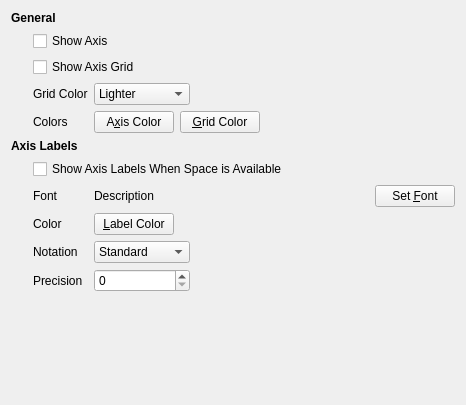
Qt form Qt/Components/Resources/UI/pqChartOptionsWidget.ui (Kitware/ParaView) before a commit.
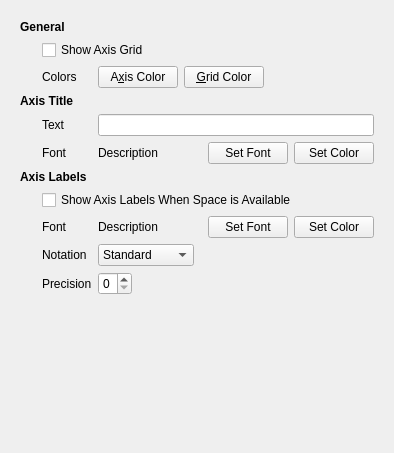
The same form after that commit. The open tabs and pages were chosen to show the change. Custom widgets are drawn as their Qt base class.

Commit message:
BUG #13784. Cleaning up xy-chart settings dialog.
- Removing "Show Axis". The charts manage the visbility of axis automatically
  works better.
- Cleaning up the settings dialog a little: merged the "Title" page into the
  Axis' settings page.

```diff
--- a/Qt/Components/Resources/UI/pqChartOptionsWidget.ui
+++ b/Qt/Components/Resources/UI/pqChartOptionsWidget.ui
@@ -6,8 +6,8 @@
    <rect>
     <x>0</x>
     <y>0</y>
-    <width>466</width>
-    <height>405</height>
+    <width>394</width>
+    <height>453</height>
    </rect>
   </property>
   <property name="windowTitle">
@@ -384,70 +384,12 @@
       </layout>
      </widget>
      <widget class="QWidget" name="Axis">
-      <layout class="QGridLayout">
-       <property name="margin">
-        <number>0</number>
-       </property>
-       <property name="spacing">
-        <number>6</number>
-       </property>
-       <item row="10" column="3">
+      <layout class="QGridLayout" name="gridLayout_4" columnstretch="0,0,1,0">
+       <item row="1" column="0">
         <spacer>
          <property name="orientation">
           <enum>Qt::Horizontal</enum>
          </property>
-         <property name="sizeHint" stdset="0">
-          <size>
-           <width>0</width>
-           <height>20</height>
-          </size>
-         </property>
-        </spacer>
-       </item>
-       <item row="9" column="3">
-        <spacer>
-         <property name="orientation">
-          <enum>Qt::Horizontal</enum>
-         </property>
-         <property name="sizeHint" stdset="0">
-          <size>
-           <width>0</width>
-           <height>20</height>
-          </size>
-         </property>
-        </spacer>
-       </item>
-       <item row="3" column="3">
-        <spacer>
-         <property name="orientation">
-          <enum>Qt::Horizontal</enum>
-         </property>
-         <property name="sizeHint" stdset="0">
-          <size>
-           <width>0</width>
-           <height>20</height>
-          </size>
-         </property>
-        </spacer>
-       </item>
-       <item row="11" column="0" colspan="4">
-        <spacer>
-         <property name="orientation">
-          <enum>Qt::Vertical</enum>
-         </property>
-         <property name="sizeHint" stdset="0">
-          <size>
-           <width>20</width>
-           <height>0</height>
-          </size>
-         </property>
-        </spacer>
-       </item>
-       <item row="6" column="0" rowspan="5">
-        <spacer>
-         <property name="orientation">
-          <enum>Qt::Horizontal</enum>
-         </property>
          <property name="sizeType">
           <enum>QSizePolicy::Fixed</enum>
          </property>
@@ -459,176 +401,192 @@
          </property>
         </spacer>
        </item>
-       <item row="1" column="0" rowspan="4">
-        <spacer>
-         <property name="orientation">
-          <enum>Qt::Horizontal</enum>
+       <item row="3" column="0" colspan="4">
+        <widget class="QLabel" name="label_34">
+         <property name="font">
+          <font>
+           <weight>75</weight>
+           <bold>true</bold>
+          </font>
          </property>
-         <property name="sizeType">
-          <enum>QSizePolicy::Fixed</enum>
-         </property>
-         <property name="sizeHint" stdset="0">
-          <size>
-           <width>16</width>
-           <height>20</height>
-          </size>
-         </property>
-        </spacer>
-       </item>
-       <item row="9" column="2">
-        <widget class="QComboBox" name="LabelNotation">
-         <item>
-          <property name="text">
-           <string>Standard</string>
-          </property>
-         </item>
-         <item>
-          <property name="text">
-           <string>Exponential</string>
-          </property>
-         </item>
-         <item>
-          <property name="text">
-           <string>Engineering</string>
-          </property>
-         </item>
-         <item>
-          <property name="text">
-           <string>Mixed</string>
-          </property>
-         </item>
-        </widget>
-       </item>
-       <item row="10" column="2">
-        <widget class="QSpinBox" name="LabelPrecision">
-         <property name="maximum">
-          <number>6</number>
-         </property>
-        </widget>
-       </item>
-       <item row="10" column="1">
-        <widget class="QLabel" name="label_24">
          <property name="text">
-          <string>Precision</string>
+          <string>Axis Title</string>
          </property>
         </widget>
        </item>
-       <item row="9" column="1">
-        <widget class="QLabel" name="label_23">
+       <item row="4" column="1">
+        <widget class="QLabel" name="label_36">
          <property name="text">
-          <string>Notation</string>
+          <string>Text</string>
          </property>
         </widget>
        </item>
-       <item row="8" column="2" colspan="2">
-        <layout class="QHBoxLayout">
-         <property name="spacing">
-          <number>0</number>
-         </property>
-         <property name="margin">
-          <number>0</number>
-         </property>
-         <item>
-          <widget class="pqColorChooserButton" name="LabelColor">
-           <property name="text">
-            <string>&amp;Label Color</string>
-           </property>
-          </widget>
-         </item>
-         <item>
-          <spacer>
-           <property name="orientation">
-            <enum>Qt::Horizontal</enum>
-           </property>
-           <property name="sizeHint" stdset="0">
-            <size>
-             <width>0</width>
-             <height>20</height>
-            </size>
-           </property>
-          </spacer>
-         </item>
-        </layout>
-       </item>
        <item row="8" column="1">
-        <widget class="QLabel" name="label_22">
-         <property name="text">
-          <string>Color</string>
-         </property>
-        </widget>
-       </item>
-       <item row="7" column="1">
         <widget class="QLabel" name="label_21">
          <property name="text">
           <string>Font</string>
          </property>
         </widget>
        </item>
-       <item row="6" column="1" colspan="3">
+       <item row="5" column="2" colspan="2">
+        <layout class="QHBoxLayout" name="horizontalLayout_5">
+         <item>
+          <widget class="QLabel" name="AxisTitleFont">
+           <property name="sizePolicy">
+            <sizepolicy hsizetype="Expanding" vsizetype="Preferred">
+             <horstretch>0</horstretch>
+             <verstretch>0</verstretch>
+            </sizepolicy>
+           </property>
+           <property name="text">
+            <string>Description</string>
+           </property>
+          </widget>
+         </item>
+         <item>
+          <widget class="QPushButton" name="AxisTitleFontButton">
+           <property name="text">
+            <string>Set Font</string>
+           </property>
+          </widget>
+         </item>
+         <item>
+          <widget class="pqColorChooserButton" name="AxisTitleColor">
+           <property name="text">
+            <string>Set Color</string>
+           </property>
+          </widget>
+         </item>
+        </layout>
+       </item>
+       <item row="9" column="2" colspan="2">
+        <layout class="QHBoxLayout" name="horizontalLayout_7">
+         <item>
+          <widget class="QComboBox" name="LabelNotation">
+           <item>
+            <property name="text">
+             <string>Standard</string>
+            </property>
+           </item>
+           <item>
+            <property name="text">
+             <string>Exponential</string>
+            </property>
+           </item>
+           <item>
+            <property name="text">
+             <string>Engineering</string>
+            </property>
+           </item>
+           <item>
+            <property name="text">
+             <string>Mixed</string>
+            </property>
+           </item>
+          </widget>
+         </item>
+         <item>
+          <spacer>
+           <property name="orientation">
+            <enum>Qt::Horizontal</enum>
+           </property>
+           <property name="sizeHint" stdset="0">
+            <size>
+             <width>131</width>
+             <height>17</height>
+            </size>
+           </property>
+          </spacer>
+         </item>
+        </layout>
+       </item>
+       <item row="7" column="0">
+        <spacer>
+         <property name="orientation">
+          <enum>Qt::Horizontal</enum>
+         </property>
+         <property name="sizeType">
+          <enum>QSizePolicy::Fixed</enum>
+         </property>
+         <property name="sizeHint" stdset="0">
+          <size>
+           <width>16</width>
+           <height>20</height>
+          </size>
+         </property>
+        </spacer>
+       </item>
+       <item row="6" column="0" colspan="4">
+        <widget class="QLabel" name="label_20">
+         <property name="font">
+          <font>
+           <weight>75</weight>
+           <bold>true</bold>
+          </font>
+         </property>
+         <property name="text">
+          <string>Axis Labels</string>
+         </property>
+        </widget>
+       </item>
+       <item row="7" column="1" colspan="3">
         <widget class="QCheckBox" name="ShowAxisLabels">
          <property name="text">
           <string>Show Axis Labels When Space is Available</string>
          </property>
         </widget>
        </item>
-       <item row="7" column="2" colspan="2">
-        <layout class="QHBoxLayout">
-         <property name="spacing">
-          <number>6</number>
-         </property>
-         <property name="margin">
-          <number>0</number>
-         </property>
-         <item>
-          <widget class="QLabel" name="AxisLabelFont">
-           <property name="sizePolicy">
-            <sizepolicy hsizetype="Expanding" vsizetype="Preferred">
-             <horstretch>0</horstretch>
-             <verstretch>0</verstretch>
-            </sizepolicy>
-           </property>
-           <property name="text">
-            <string>Description</string>
-           </property>
-          </widget>
-         </item>
-         <item>
-          <widget class="QPushButton" name="AxisLabelFontButton">
-           <property name="text">
-            <string>Set &amp;Font</string>
-           </property>
-          </widget>
-         </item>
-        </layout>
-       </item>
-       <item row="5" column="0" colspan="4">
-        <widget class="QLabel" name="label_20">
-         <property name="font">
-          <font>
-           <weight>75</weight>
-           <bold>true</bold>
-          </font>
-         </property>
+       <item row="5" column="1">
+        <widget class="QLabel" name="label_35">
          <property name="text">
-          <string>Axis Labels</string>
+          <string>Font</string>
          </property>
         </widget>
        </item>
-       <item row="1" column="1" colspan="3">
-        <widget class="QCheckBox" name="ShowAxis">
-         <property name="text">
-          <string>Show Axis</string>
-         </property>
-        </widget>
-       </item>
-       <item row="4" column="1">
+       <item row="2" column="1">
         <widget class="QLabel" name="label_19">
          <property name="text">
           <string>Colors</string>
          </property>
         </widget>
        </item>
-       <item row="4" column="2" colspan="2">
+       <item row="4" column="0">
+        <spacer name="spacer">
+         <property name="orientation">
+          <enum>Qt::Horizontal</enum>
+         </property>
+         <property name="sizeType">
+          <enum>QSizePolicy::Fixed</enum>
+         </property>
+         <property name="sizeHint" stdset="0">
+          <size>
+           <width>16</width>
+           <height>20</height>
+          </size>
+         </property>
+        </spacer>
+       </item>
+       <item row="0" column="0" colspan="4">
+        <widget class="QLabel" name="AxisGeneralLabel">
+         <property name="font">
+          <font>
+           <weight>75</weight>
+           <bold>true</bold>
+          </font>
+         </property>
+         <property name="text">
+          <string>General</string>
+         </property>
+        </widget>
+       </item>
+       <item row="9" column="1">
+        <widget class="QLabel" name="label_23">
+         <property name="text">
+          <string>Notation</string>
+         </property>
+        </widget>
+       </item>
+       <item row="8" column="2" colspan="2">
         <layout class="QHBoxLayout">
          <property name="spacing">
           <number>6</number>
@@ -636,6 +594,37 @@
          <property name="margin">
           <number>0</number>
          </property>
+         <item>
+          <widget class="QLabel" name="AxisLabelFont">
+           <property name="sizePolicy">
+            <sizepolicy hsizetype="Expanding" vsizetype="Preferred">
+             <horstretch>0</horstretch>
+             <verstretch>0</verstretch>
+            </sizepolicy>
+           </property>
+           <property name="text">
+            <string>Description</string>
+           </property>
+          </widget>
+         </item>
+         <item>
+          <widget class="QPushButton" name="AxisLabelFontButton">
+           <property name="text">
+            <string>Set Font</string>
+           </property>
+          </widget>
+         </item>
+         <item>
+          <widget class="pqColorChooserButton" name="LabelColor">
+           <property name="text">
+            <string>Set Color</string>
+           </property>
+          </widget>
+         </item>
+        </layout>
+       </item>
+       <item row="2" column="2" colspan="2">
+        <layout class="QHBoxLayout" name="horizontalLayout_6">
          <item>
           <widget class="pqColorChooserButton" name="AxisColor">
            <property name="text">
@@ -657,7 +646,7 @@
            </property>
            <property name="sizeHint" stdset="0">
             <size>
-             <width>0</width>
+             <width>13</width>
              <height>20</height>
             </size>
            </property>
@@ -665,46 +654,59 @@
          </item>
         </layout>
        </item>
-       <item row="3" column="1">
-        <widget class="QLabel" name="label_18">
+       <item row="10" column="2" colspan="2">
+        <layout class="QHBoxLayout" name="horizontalLayout_8">
+         <item>
+          <widget class="QSpinBox" name="LabelPrecision">
+           <property name="maximum">
+            <number>6</number>
+           </property>
+          </widget>
+         </item>
+         <item>
+          <spacer>
+           <property name="orientation">
+            <enum>Qt::Horizontal</enum>
+           </property>
+           <property name="sizeHint" stdset="0">
+            <size>
+             <width>131</width>
+             <height>17</height>
+            </size>
+           </property>
+          </spacer>
+         </item>
+        </layout>
+       </item>
+       <item row="11" column="3">
+        <spacer>
+         <property name="orientation">
+          <enum>Qt::Vertical</enum>
+         </property>
+         <property name="sizeHint" stdset="0">
+          <size>
+           <width>20</width>
+           <height>0</height>
+          </size>
+         </property>
+        </spacer>
+       </item>
+       <item row="10" column="1">
+        <widget class="QLabel" name="label_24">
          <property name="text">
-          <string>Grid Color</string>
+          <string>Precision</string>
          </property>
         </widget>
        </item>
-       <item row="3" column="2">
-        <widget class="QComboBox" name="GridType">
-         <item>
-          <property name="text">
-           <string>Lighter</string>
-          </property>
-         </item>
-         <item>
-          <property name="text">
-           <string>Specified</string>
-          </property>
-         </item>
-        </widget>
-       </item>
-       <item row="2" column="1" colspan="3">
+       <item row="1" column="1" colspan="3">
         <widget class="QCheckBox" name="ShowAxisGrid">
          <property name="text">
           <string>Show Axis Grid</string>
          </property>
         </widget>
        </item>
-       <item row="0" column="0" colspan="4">
-        <widget class="QLabel" name="AxisGeneralLabel">
-         <property name="font">
-          <font>
-           <weight>75</weight>
-           <bold>true</bold>
-          </font>
-         </property>
-         <property name="text">
-          <string>General</string>
-         </property>
-        </widget>
+       <item row="4" column="2" colspan="2">
+        <widget class="QLineEdit" name="AxisTitleText"/>
        </item>
       </layout>
      </widget>
@@ -935,191 +937,6 @@
        </item>
       </layout>
      </widget>
-     <widget class="QWidget" name="AxisTitle">
-      <layout class="QGridLayout">
-       <property name="margin">
-        <number>0</number>
-       </property>
-       <property name="spacing">
-        <number>6</number>
-       </property>
-       <item row="6" column="0" colspan="4">
-        <spacer>
-         <property name="orientation">
-          <enum>Qt::Vertical</enum>
-         </property>
-         <property name="sizeHint" stdset="0">
-          <size>
-           <width>20</width>
-           <height>0</height>
-          </size>
-         </property>
-        </spacer>
-       </item>
-       <item row="4" column="3">
-        <spacer>
-         <property name="orientation">
-          <enum>Qt::Horizontal</enum>
-         </property>
-         <property name="sizeHint" stdset="0">
-          <size>
-           <width>0</width>
-           <height>20</height>
-          </size>
-         </property>
-        </spacer>
-       </item>
-       <item row="4" column="2">
-        <widget class="QComboBox" name="AxisTitleAlignment">
-         <item>
-          <property name="text">
-           <string>Left</string>
-          </property>
-         </item>
-         <item>
-          <property name="text">
-           <string>Center</string>
-          </property>
-         </item>
-         <item>
-          <property name="text">
-           <string>Right</string>
-          </property>
-         </item>
-        </widget>
-       </item>
-       <item row="0" column="0" colspan="4">
-        <widget class="QLabel" name="label_9">
-         <property name="font">
-          <font>
-           <weight>75</weight>
-           <bold>true</bold>
-          </font>
-         </property>
-         <property name="text">
-          <string>Axis Title</string>
-         </property>
-        </widget>
-       </item>
-       <item row="3" column="1">
-        <widget class="QLabel" name="label_11">
-         <property name="text">
-          <string>Font</string>
-         </property>
-        </widget>
-       </item>
-       <item row="1" column="1">
-        <widget class="QLabel" name="label_10">
-         <property name="text">
-          <string>Text</string>
-         </property>
-        </widget>
-       </item>
-       <item row="4" column="1">
-        <widget class="QLabel" name="label_12">
-         <property name="text">
-          <string>Alignment</string>
-         </property>
-        </widget>
-       </item>
-       <item row="5" column="1">
-        <widget class="QLabel" name="label_13">
-         <property name="text">
-          <string>Color</string>
-         </property>
-        </widget>
-       </item>
-       <item row="1" column="2" colspan="2">
-        <widget class="QLineEdit" name="AxisTitleText"/>
-       </item>
-       <item row="3" column="2" colspan="2">
-        <layout class="QHBoxLayout">
-         <property name="spacing">
-          <number>6</number>
-         </property>
-         <property name="margin">
-          <number>0</number>
-         </property>
-         <item>
-          <widget class="QLabel" name="AxisTitleFont">
-           <property name="sizePolicy">
-            <sizepolicy hsizetype="Expanding" vsizetype="Preferred">
-             <horstretch>0</horstretch>
-             <verstretch>0</verstretch>
-            </sizepolicy>
-           </property>
-           <property name="text">
-            <string>Description</string>
-           </property>
-          </widget>
-         </item>
-         <item>
-          <widget class="QPushButton" name="AxisTitleFontButton">
-           <property name="text">
-            <string>Set &amp;Font</string>
-           </property>
-          </widget>
-         </item>
-        </layout>
-       </item>
-       <item row="5" column="2" colspan="2">
-        <layout class="QHBoxLayout">
-         <property name="spacing">
-          <number>0</number>
-         </property>
-         <property name="margin">
-          <number>0</number>
-         </property>
-         <item>
-          <widget class="pqColorChooserButton" name="AxisTitleColor">
-           <property name="text">
-            <string>Set Co&amp;lor</string>
-           </property>
-          </widget>
-         </item>
-         <item>
-          <spacer>
-           <property name="orientation">
-            <enum>Qt::Horizontal</enum>
-           </property>
-           <property name="sizeHint" stdset="0">
-            <size>
-             <width>0</width>
-             <height>20</height>
-            </size>
-           </property>
-          </spacer>
-         </item>
-        </layout>
-       </item>
-       <item row="1" column="0" rowspan="4">
-        <spacer>
-         <property name="orientation">
-          <enum>Qt::Horizontal</enum>
-         </property>
-         <property name="sizeType">
-          <enum>QSizePolicy::Fixed</enum>
-         </property>
-         <property name="sizeHint" stdset="0">
-          <size>
-           <width>16</width>
-           <height>20</height>
-          </size>
-         </property>
-        </spacer>
-       </item>
-       <item row="2" column="2">
-        <widget class="QLabel" name="label_25">
-         <property name="text">
-          <string>&lt;html&gt;&lt;head&gt;&lt;meta name=&quot;qrichtext&quot; content=&quot;1&quot; /&gt;&lt;style type=&quot;text/css&quot;&gt;
-p, li { white-space: pre-wrap; }
-&lt;/style&gt;&lt;/head&gt;&lt;body style=&quot; font-family:'Helvetica'; font-size:9pt; font-weight:400; font-style:normal;&quot;&gt;
-&lt;p style=&quot; margin-top:0px; margin-bottom:0px; margin-left:0px; margin-right:0px; -qt-block-indent:0; text-indent:0px;&quot;&gt;Use &lt;span style=&quot; font-weight:600;&quot;&gt;${TIME}&lt;/span&gt; to display current time.&lt;/p&gt;&lt;/body&gt;&lt;/html&gt;</string>
-         </property>
-        </widget>
-       </item>
-      </layout>
-     </widget>
     </widget>
    </item>
    <item>
```
Left out of the diff: 16 changed lines with no effect on the pictures. The commit also changes 5 other files.
